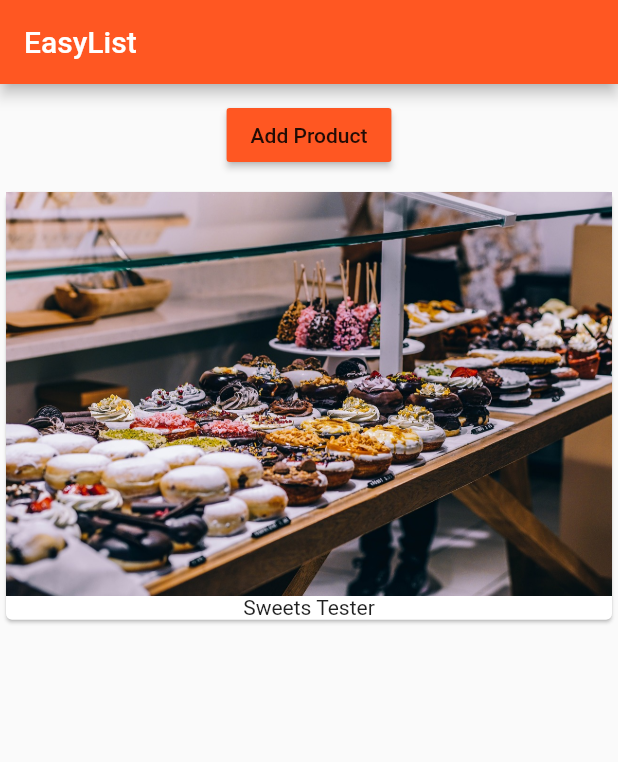
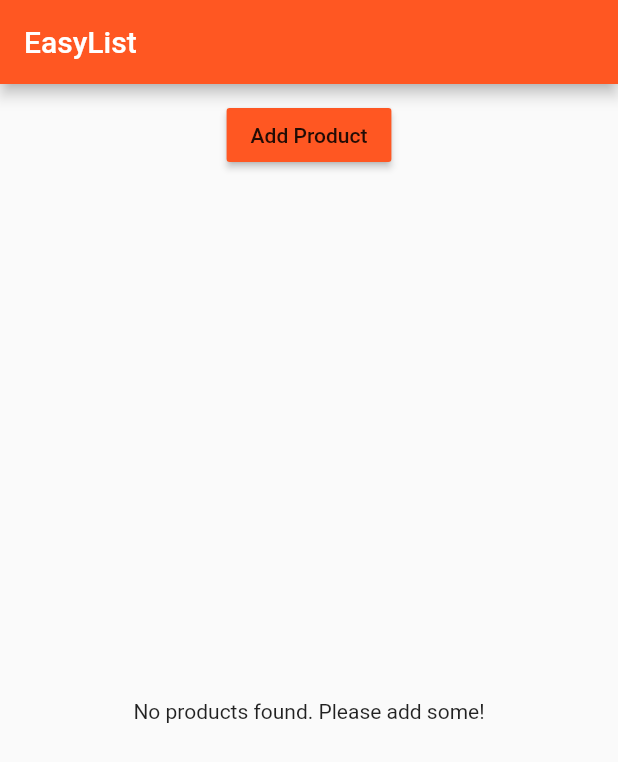
Before and after one commit to mtayyab010/flutter_course, a Flutter app: the screen it shows after launch, on a phone screen of 412 x 824 dp. Shown: the top 762 px of the screen. Run offline on Flutter 3.47's test engine with Material 2 defaults, Android fonts, the phone set to English and light mode, and no system bars.

```diff
--- a/lib/product.dart
+++ b/lib/product.dart
@@ -18,12 +18,26 @@ class Products extends StatelessWidget {
     );
   }
 
+  Widget _buildProductLists() {
+    Widget productCards;
+    if (products.length > 0) {
+      productCards = ListView.builder(
+        itemBuilder: _buildProductItem,
+        itemCount: products.length,
+      );
+    } else {
+      // If you did not want to return anything, only return an empty container
+      // productCards = Container();
+      productCards = Center(
+        child: Text('No products found. Please add some!'),
+      );
+    }
+    return productCards;
+  }
+
   @override
   Widget build(BuildContext context) {
     print('[Products Widget] build()');
-    return ListView.builder(
-      itemBuilder: _buildProductItem,
-      itemCount: products.length,
-    );
+    return _buildProductLists();
   }
 }
--- a/lib/product_manager.dart
+++ b/lib/product_manager.dart
@@ -6,7 +6,7 @@ import './product_control.dart';
 class ProductManager extends StatefulWidget {
   final String startingProduct;
 
-  ProductManager({this.startingProduct = 'Sweets Tester'}) {
+  ProductManager({this.startingProduct}) {
     print('[ProductManager Widget] Constructor');
   }
 
@@ -24,7 +24,9 @@ class _ProductManagerState extends State<ProductManager> {
   void initState() {
     super.initState();
     print('[ProductManager State] initState()');
-    _products.add(widget.startingProduct);
+    if (widget.startingProduct != null) {
+      _products.add(widget.startingProduct);
+    }
   }
 
   @override
```
Also changed, not shown: 4 other files.
